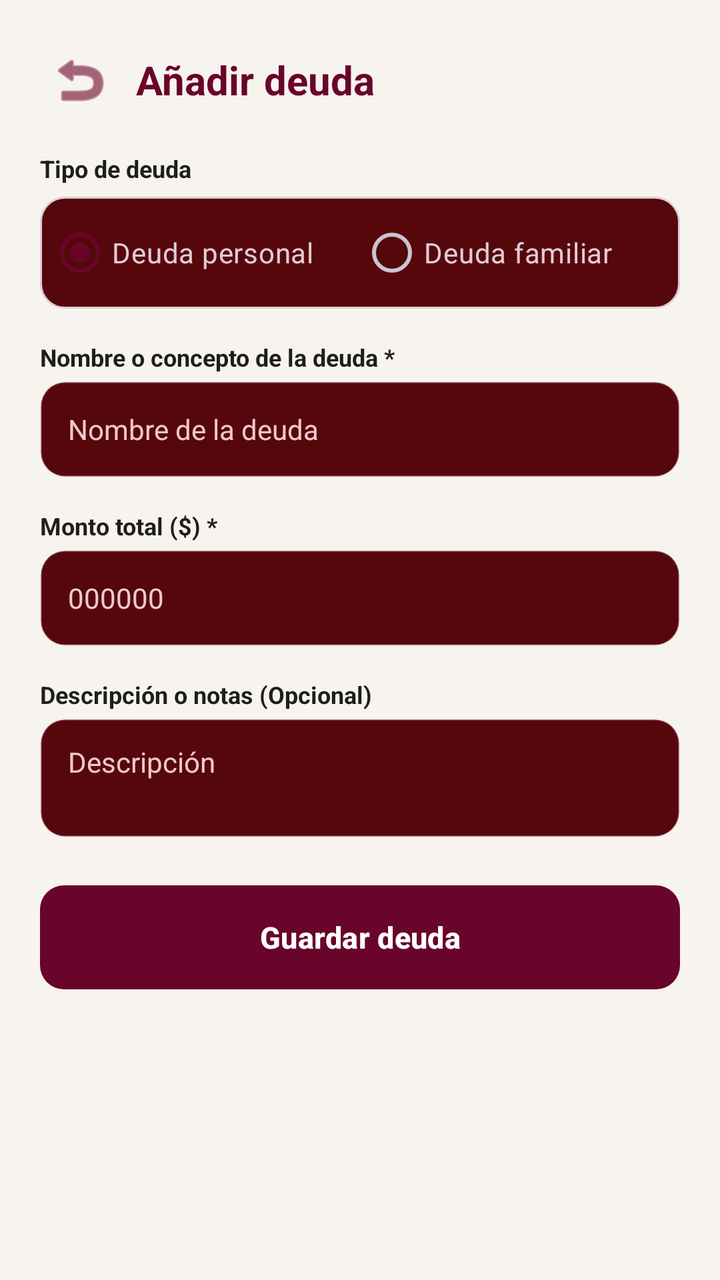
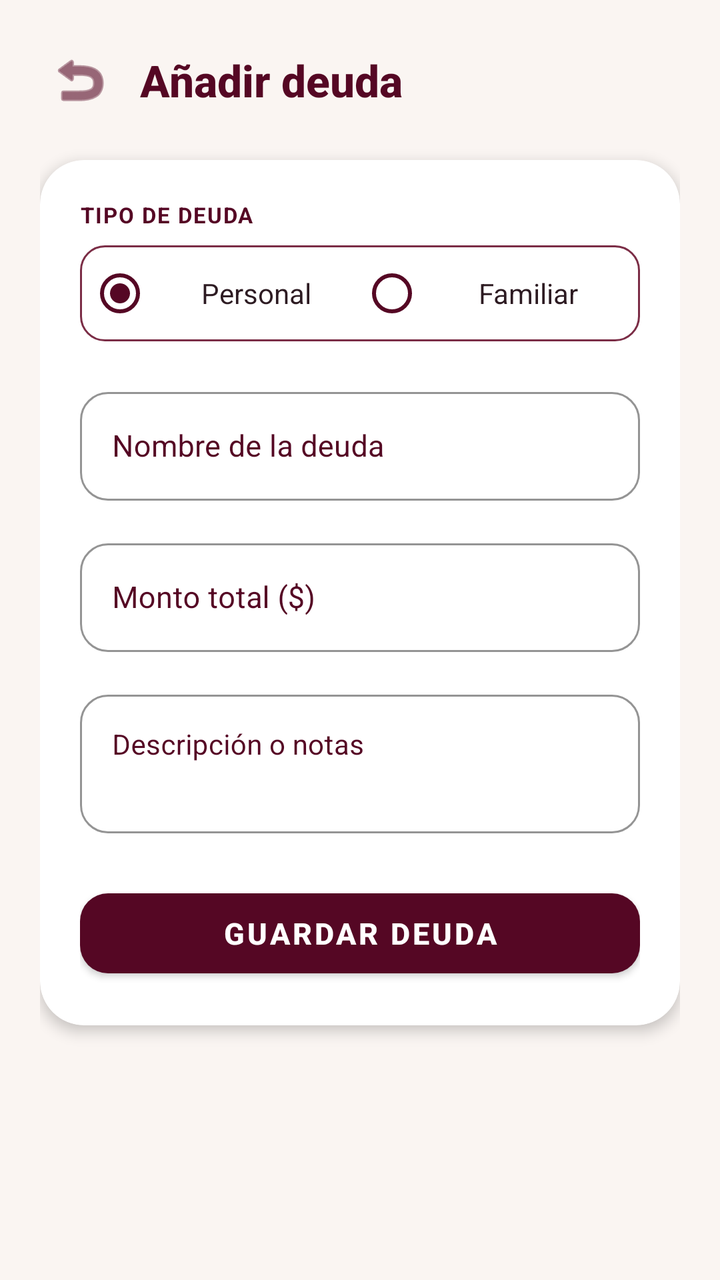

The first picture is an Android layout as it rendered before a commit; the second is the same layout after the commit. The layout source and the unified diff follow.
<!-- AndroidManifest.xml: application theme Theme.Freyr -->
<!-- res/layout/activity_add_debt.xml -->
<?xml version="1.0" encoding="utf-8"?>
<ScrollView xmlns:android="http://schemas.android.com/apk/res/android"
    xmlns:app="http://schemas.android.com/apk/res-auto"
    android:layout_width="match_parent"
    android:layout_height="match_parent"
    android:fillViewport="true"
    android:background="@color/freyr_background">

    <LinearLayout
        android:layout_width="match_parent"
        android:layout_height="wrap_content"
        android:orientation="vertical"
        android:padding="20dp">

        
        <LinearLayout
            android:layout_width="match_parent"
            android:layout_height="wrap_content"
            android:orientation="horizontal"
            android:gravity="center_vertical"
            android:layout_marginBottom="16dp">

            <ImageButton
                android:id="@+id/btn_atras"
                android:layout_width="40dp"
                android:layout_height="40dp"
                android:background="?attr/selectableItemBackgroundBorderless"
                android:src="@android:drawable/ic_menu_revert"
                android:contentDescription="@string/btn_back"
                app:tint="@color/freyr_primary" />

            <TextView
                android:layout_width="wrap_content"
                android:layout_height="wrap_content"
                android:text="@string/title_add_debt"
                android:textColor="@color/freyr_primary"
                android:textSize="20sp"
                android:textStyle="bold"
                android:layout_marginStart="8dp" />
        </LinearLayout>

        
        <TextView
            android:id="@+id/tx_error"
            android:layout_width="match_parent"
            android:layout_height="wrap_content"
            android:textColor="#D32F2F"
            android:textSize="12sp"
            android:visibility="gone"
            android:layout_marginBottom="12dp" />

        
        <TextView
            android:layout_width="wrap_content"
            android:layout_height="wrap_content"
            android:layout_marginBottom="6dp"
            android:text="Tipo de deuda"
            android:textColor="@color/freyr_card_bg"
            android:textSize="12sp"
            android:textStyle="bold" />

        <RadioGroup
            android:id="@+id/rg_tipo_deuda"
            android:layout_width="match_parent"
            android:layout_height="wrap_content"
            android:orientation="horizontal"
            android:background="@drawable/bg_button_secondary"
            android:padding="4dp"
            android:layout_marginBottom="16dp">

            <RadioButton
                android:id="@+id/rb_deuda_personal"
                android:layout_width="0dp"
                android:layout_height="wrap_content"
                android:layout_weight="1"
                android:text="@string/debt_scope_personal"
                android:checked="true"
                android:textColor="@color/freyr_text_primary"
                android:buttonTint="@color/freyr_primary" />

            <RadioButton
                android:id="@+id/rb_deuda_familiar"
                android:layout_width="0dp"
                android:layout_height="wrap_content"
                android:layout_weight="1"
                android:text="@string/debt_scope_family"
                android:textColor="@color/freyr_text_primary"
                android:buttonTint="@color/freyr_primary" />
        </RadioGroup>

        
        <TextView
            android:layout_width="wrap_content"
            android:layout_height="wrap_content"
            android:layout_marginBottom="4dp"
            android:text="@string/label_debt_name"
            android:textColor="@color/freyr_card_bg"
            android:textSize="12sp"
            android:textStyle="bold" />

        <EditText
            android:id="@+id/et_nombre_deuda"
            android:layout_width="match_parent"
            android:layout_height="48dp"
            android:background="@drawable/bg_edit_text"
            android:hint="Nombre de la deuda"
            android:inputType="textCapSentences"
            android:maxLines="1"
            android:focusable="true"
            android:focusableInTouchMode="true"
            android:clickable="true"
            android:cursorVisible="true"
            android:importantForAutofill="no"
            android:textColor="@color/freyr_text_primary"
            android:textSize="14sp"
            android:layout_marginBottom="16dp" />

        
        <TextView
            android:layout_width="wrap_content"
            android:layout_height="wrap_content"
            android:layout_marginBottom="4dp"
            android:text="@string/label_debt_amount"
            android:textColor="@color/freyr_card_bg"
            android:textSize="12sp"
            android:textStyle="bold" />

        <EditText
            android:id="@+id/et_monto"
            android:layout_width="match_parent"
            android:layout_height="48dp"
            android:background="@drawable/bg_edit_text"
            android:hint="000000"
            android:inputType="numberDecimal"
            android:maxLines="1"
            android:focusable="true"
            android:focusableInTouchMode="true"
            android:clickable="true"
            android:cursorVisible="true"
            android:importantForAutofill="no"
            android:textColor="@color/freyr_text_primary"
            android:textSize="14sp"
            android:layout_marginBottom="16dp" />

        
        <LinearLayout
            android:id="@+id/layout_family_options"
            android:layout_width="match_parent"
            android:layout_height="wrap_content"
            android:orientation="vertical"
            android:background="@drawable/bg_card_rounded"
            android:padding="16dp"
            android:visibility="gone"
            android:layout_marginBottom="16dp">

            <TextView
                android:layout_width="wrap_content"
                android:layout_height="wrap_content"
                android:text="@string/label_debt_group"
                android:textColor="@color/freyr_text_secondary"
                android:textSize="12sp"
                android:textStyle="bold"
                android:layout_marginBottom="4dp" />

            <Spinner
                android:id="@+id/spinner_family_group"
                android:layout_width="match_parent"
                android:layout_height="44dp"
                android:background="@drawable/bg_edit_text"
                android:layout_marginBottom="12dp" />

            <TextView
                android:layout_width="wrap_content"
                android:layout_height="wrap_content"
                android:text="@string/label_assigned_member"
                android:textColor="@color/freyr_text_secondary"
                android:textSize="12sp"
                android:textStyle="bold"
                android:layout_marginBottom="4dp" />

            <Spinner
                android:id="@+id/spinner_assigned_member"
                android:layout_width="match_parent"
                android:layout_height="44dp"
                android:background="@drawable/bg_edit_text" />
        </LinearLayout>

        
        <TextView
            android:layout_width="wrap_content"
            android:layout_height="wrap_content"
            android:layout_marginBottom="4dp"
            android:text="@string/label_debt_description"
            android:textColor="@color/freyr_card_bg"
            android:textSize="12sp"
            android:textStyle="bold" />

        <EditText
            android:id="@+id/et_descripcion"
            android:layout_width="match_parent"
            android:layout_height="wrap_content"
            android:minLines="2"
            android:maxLines="4"
            android:gravity="top|start"
            android:background="@drawable/bg_edit_text"
            android:hint="Descripción"
            android:inputType="textMultiLine"
            android:focusable="true"
            android:focusableInTouchMode="true"
            android:clickable="true"
            android:cursorVisible="true"
            android:importantForAutofill="no"
            android:textColor="@color/freyr_text_primary"
            android:textSize="14sp"
            android:layout_marginBottom="24dp" />

        
        <Button
            android:id="@+id/btn_guardar_deuda"
            android:layout_width="match_parent"
            android:layout_height="52dp"
            android:background="@drawable/bg_button_primary"
            android:text="@string/btn_save_debt"
            android:textColor="#FFFFFF"
            android:textSize="15sp"
            android:textStyle="bold"
            app:backgroundTint="@null" />

    </LinearLayout>
</ScrollView>
<!-- resources referenced by this layout -->
<resources>
  <color name="freyr_background">#F7F3EF</color>
  <color name="freyr_card_bg">#1E1E1E</color>
  <color name="freyr_primary">#69042A</color>
  <color name="freyr_text_primary">#E1CCD4</color>
  <color name="freyr_text_secondary">#F6F5CFD4</color>
  <!-- drawable bg_button_primary (drawable) -->
  <?xml version="1.0" encoding="utf-8"?>
  <ripple xmlns:android="http://schemas.android.com/apk/res/android"
      android:color="#33FFFFFF">
      <item>
          <shape android:shape="rectangle">
              <corners android:radius="12dp" />
              <solid android:color="@color/freyr_primary" />
          </shape>
      </item>
  </ripple>
  <!-- drawable bg_button_secondary (drawable) -->
  <?xml version="1.0" encoding="utf-8"?>
  <ripple xmlns:android="http://schemas.android.com/apk/res/android"
      android:color="#33E1CCD4">
      <item>
          <shape android:shape="rectangle">
              <corners android:radius="12dp" />
              <solid android:color="@color/freyr_surface" />
              <stroke android:width="1dp" android:color="@color/freyr_secondary" />
          </shape>
      </item>
  </ripple>
  <!-- drawable bg_card_rounded (drawable) -->
  <?xml version="1.0" encoding="utf-8"?>
  <shape xmlns:android="http://schemas.android.com/apk/res/android"
      android:shape="rectangle">
      <corners android:radius="16dp" />
      <solid android:color="@color/freyr_surface" />
      <stroke android:width="1dp" android:color="@color/freyr_border" />
  </shape>
  <string name="btn_back">Volver</string>
  <string name="btn_save_debt">Guardar deuda</string>
  <string name="debt_scope_family">Deuda familiar</string>
  <string name="debt_scope_personal">Deuda personal</string>
  <string name="label_assigned_member">Persona asignada</string>
  <string name="label_debt_amount">Monto total ($) *</string>
  <string name="label_debt_description">Descripción o notas (Opcional)</string>
  <string name="label_debt_group">Grupo familiar</string>
  <string name="label_debt_name">Nombre o concepto de la deuda *</string>
  <string name="title_add_debt">Añadir deuda</string>
  <style name="Theme.Freyr" parent="Theme.Material3.Dark.NoActionBar">
  
          
          <item name="colorPrimary">@color/freyr_primary</item>
          <item name="colorPrimaryDark">@color/freyr_primary_dark</item>
          <item name="colorSecondary">@color/freyr_secondary</item>
          <item name="colorOnPrimary">#FFFFFF</item>
          <item name="colorOnSecondary">@color/freyr_primary</item>
  
          
          <item name="android:colorBackground">@color/freyr_background</item>
          <item name="colorSurface">@color/freyr_surface</item>
          <item name="colorOnSurface">@color/freyr_text_primary</item>
  
          
          <item name="android:statusBarColor">@color/freyr_background</item>
          <item name="android:windowLightStatusBar">false</item>
          <item name="android:navigationBarColor">@color/freyr_background</item>
          <item name="android:windowLightNavigationBar">false</item>
  
          
          <item name="android:textColor">@color/freyr_text_primary</item>
          <item name="android:textColorHint">@color/freyr_text_secondary</item>
          <item name="colorControlNormal">@color/freyr_secondary</item>
          <item name="colorControlActivated">@color/freyr_primary</item>
  
      </style>
  <color name="freyr_surface">#56070C</color>
  <color name="freyr_secondary">#E1CCD4</color>
  <color name="freyr_border">#33E1CCD4</color>
  <color name="freyr_primary_dark">#4A031E</color>
  <!-- unchanged entries left out for length: 1 -->
</resources>

<!-- the commit's change to res/layout/activity_add_debt.xml (unified diff, before → after) -->
@@ -18,7 +18,7 @@
             android:layout_height="wrap_content"
             android:orientation="horizontal"
             android:gravity="center_vertical"
-            android:layout_marginBottom="16dp">
+            android:layout_marginBottom="20dp">
 
             <ImageButton
                 android:id="@+id/btn_atras"
@@ -26,17 +26,18 @@
                 android:layout_height="40dp"
                 android:background="?attr/selectableItemBackgroundBorderless"
                 android:src="@android:drawable/ic_menu_revert"
-                android:contentDescription="@string/btn_back"
+                android:contentDescription="Volver"
                 app:tint="@color/freyr_primary" />
 
             <TextView
                 android:layout_width="wrap_content"
                 android:layout_height="wrap_content"
-                android:text="@string/title_add_debt"
+                android:text="Añadir deuda"
                 android:textColor="@color/freyr_primary"
-                android:textSize="20sp"
+                android:textSize="22sp"
                 android:textStyle="bold"
-                android:layout_marginStart="8dp" />
+                android:fontFamily="sans-serif-medium"
+                android:layout_marginStart="10dp" />
         </LinearLayout>
 
         
@@ -50,181 +51,200 @@
             android:layout_marginBottom="12dp" />
 
         
-        <TextView
-            android:layout_width="wrap_content"
-            android:layout_height="wrap_content"
-            android:layout_marginBottom="6dp"
-            android:text="Tipo de deuda"
-            android:textColor="@color/freyr_card_bg"
-            android:textSize="12sp"
-            android:textStyle="bold" />
-
-        <RadioGroup
-            android:id="@+id/rg_tipo_deuda"
+        <com.google.android.material.card.MaterialCardView
             android:layout_width="match_parent"
             android:layout_height="wrap_content"
-            android:orientation="horizontal"
-            android:background="@drawable/bg_button_secondary"
-            android:padding="4dp"
-            android:layout_marginBottom="16dp">
-
-            <RadioButton
-                android:id="@+id/rb_deuda_personal"
-                android:layout_width="0dp"
+            app:cardCornerRadius="22dp"
+            app:cardElevation="4dp"
+            app:cardBackgroundColor="#FFFFFF"
+            app:strokeWidth="0dp">
+
+            <LinearLayout
+                android:layout_width="match_parent"
                 android:layout_height="wrap_content"
-                android:layout_weight="1"
-                android:text="@string/debt_scope_personal"
-                android:checked="true"
-                android:textColor="@color/freyr_text_primary"
-                android:buttonTint="@color/freyr_primary" />
-
-            <RadioButton
-                android:id="@+id/rb_deuda_familiar"
-                android:layout_width="0dp"
-                android:layout_height="wrap_content"
-                android:layout_weight="1"
-                android:text="@string/debt_scope_family"
-                android:textColor="@color/freyr_text_primary"
-                android:buttonTint="@color/freyr_primary" />
-        </RadioGroup>
-
-        
-        <TextView
-            android:layout_width="wrap_content"
-            android:layout_height="wrap_content"
-            android:layout_marginBottom="4dp"
-            android:text="@string/label_debt_name"
-            android:textColor="@color/freyr_card_bg"
-            android:textSize="12sp"
-            android:textStyle="bold" />
-
-        <EditText
-            android:id="@+id/et_nombre_deuda"
-            android:layout_width="match_parent"
-            android:layout_height="48dp"
-            android:background="@drawable/bg_edit_text"
-            android:hint="Nombre de la deuda"
-            android:inputType="textCapSentences"
-            android:maxLines="1"
-            android:focusable="true"
-            android:focusableInTouchMode="true"
-            android:clickable="true"
-            android:cursorVisible="true"
-            android:importantForAutofill="no"
-            android:textColor="@color/freyr_text_primary"
-            android:textSize="14sp"
-            android:layout_marginBottom="16dp" />
-
-        
-        <TextView
-            android:layout_width="wrap_content"
-            android:layout_height="wrap_content"
-            android:layout_marginBottom="4dp"
-            android:text="@string/label_debt_amount"
-            android:textColor="@color/freyr_card_bg"
-            android:textSize="12sp"
-            android:textStyle="bold" />
-
-        <EditText
-            android:id="@+id/et_monto"
-            android:layout_width="match_parent"
-            android:layout_height="48dp"
-            android:background="@drawable/bg_edit_text"
-            android:hint="000000"
-            android:inputType="numberDecimal"
-            android:maxLines="1"
-            android:focusable="true"
-            android:focusableInTouchMode="true"
-            android:clickable="true"
-            android:cursorVisible="true"
-            android:importantForAutofill="no"
-            android:textColor="@color/freyr_text_primary"
-            android:textSize="14sp"
-            android:layout_marginBottom="16dp" />
-
-        
-        <LinearLayout
-            android:id="@+id/layout_family_options"
-            android:layout_width="match_parent"
-            android:layout_height="wrap_content"
-            android:orientation="vertical"
-            android:background="@drawable/bg_card_rounded"
-            android:padding="16dp"
-            android:visibility="gone"
-            android:layout_marginBottom="16dp">
-
-            <TextView
-                android:layout_width="wrap_content"
-                android:layout_height="wrap_content"
-                android:text="@string/label_debt_group"
-                android:textColor="@color/freyr_text_secondary"
-                android:textSize="12sp"
-                android:textStyle="bold"
-                android:layout_marginBottom="4dp" />
-
-            <Spinner
-                android:id="@+id/spinner_family_group"
-                android:layout_width="match_parent"
-                android:layout_height="44dp"
-                android:background="@drawable/bg_edit_text"
-                android:layout_marginBottom="12dp" />
-
-            <TextView
-                android:layout_width="wrap_content"
-                android:layout_height="wrap_content"
-                android:text="@string/label_assigned_member"
-                android:textColor="@color/freyr_text_secondary"
-                android:textSize="12sp"
-                android:textStyle="bold"
-                android:layout_marginBottom="4dp" />
-
-            <Spinner
-                android:id="@+id/spinner_assigned_member"
-                android:layout_width="match_parent"
-                android:layout_height="44dp"
-                android:background="@drawable/bg_edit_text" />
-        </LinearLayout>
-
-        
-        <TextView
-            android:layout_width="wrap_content"
-            android:layout_height="wrap_content"
-            android:layout_marginBottom="4dp"
-            android:text="@string/label_debt_description"
-            android:textColor="@color/freyr_card_bg"
-            android:textSize="12sp"
-            android:textStyle="bold" />
-
-        <EditText
-            android:id="@+id/et_descripcion"
-            android:layout_width="match_parent"
-            android:layout_height="wrap_content"
-            android:minLines="2"
-            android:maxLines="4"
-            android:gravity="top|start"
-            android:background="@drawable/bg_edit_text"
-            android:hint="Descripción"
-            android:inputType="textMultiLine"
-            android:focusable="true"
-            android:focusableInTouchMode="true"
-            android:clickable="true"
-            android:cursorVisible="true"
-            android:importantForAutofill="no"
-            android:textColor="@color/freyr_text_primary"
-            android:textSize="14sp"
-            android:layout_marginBottom="24dp" />
-
-        
-        <Button
-            android:id="@+id/btn_guardar_deuda"
-            android:layout_width="match_parent"
-            android:layout_height="52dp"
-            android:background="@drawable/bg_button_primary"
-            android:text="@string/btn_save_debt"
-            android:textColor="#FFFFFF"
-            android:textSize="15sp"
-            android:textStyle="bold"
-            app:backgroundTint="@null" />
+                android:orientation="vertical"
+                android:padding="20dp">
+
+                
+                <TextView
+                    android:layout_width="wrap_content"
+                    android:layout_height="wrap_content"
+                    android:text="TIPO DE DEUDA"
+                    android:textColor="@color/freyr_primary"
+                    android:textSize="11sp"
+                    android:textStyle="bold"
+                    android:letterSpacing="0.06"
+                    android:layout_marginBottom="8dp" />
+
+                <RadioGroup
+                    android:id="@+id/rg_tipo_deuda"
+                    android:layout_width="match_parent"
+                    android:layout_height="48dp"
+                    android:orientation="horizontal"
+                    android:background="@drawable/bg_button_secondary"
+                    android:padding="4dp"
+                    android:layout_marginBottom="20dp">
+
+                    <RadioButton
+                        android:id="@+id/rb_deuda_personal"
+                        android:layout_width="0dp"
+                        android:layout_height="match_parent"
+                        android:layout_weight="1"
+                        android:text="Personal"
+                        android:checked="true"
+                        android:gravity="center"
+                        android:textColor="@color/freyr_text_primary"
+                        android:buttonTint="@color/freyr_primary" />
+
+                    <RadioButton
+                        android:id="@+id/rb_deuda_familiar"
+                        android:layout_width="0dp"
+                        android:layout_height="match_parent"
+                        android:layout_weight="1"
+                        android:text="Familiar"
+                        android:gravity="center"
+                        android:textColor="@color/freyr_text_primary"
+                        android:buttonTint="@color/freyr_primary" />
+                </RadioGroup>
+
+                
+                <com.google.android.material.textfield.TextInputLayout
+                    style="@style/Widget.MaterialComponents.TextInputLayout.OutlinedBox"
+                    android:layout_width="match_parent"
+                    android:layout_height="wrap_content"
+                    android:hint="Nombre de la deuda"
+                    android:textColorHint="@color/freyr_primary"
+                    app:hintTextColor="@color/freyr_primary"
+                    app:boxStrokeColor="@color/freyr_primary"
+                    app:boxStrokeWidthFocused="2dp"
+                    app:boxCornerRadiusTopStart="14dp"
+                    app:boxCornerRadiusTopEnd="14dp"
+                    app:boxCornerRadiusBottomStart="14dp"
+                    app:boxCornerRadiusBottomEnd="14dp"
+                    android:layout_marginBottom="16dp">
+
+                    <com.google.android.material.textfield.TextInputEditText
+                        android:id="@+id/et_nombre_deuda"
+                        android:layout_width="match_parent"
+                        android:layout_height="wrap_content"
+                        android:inputType="textCapSentences"
+                        android:maxLines="1"
+                        android:textColor="@color/freyr_text_primary"
+                        android:textSize="15sp" />
+                </com.google.android.material.textfield.TextInputLayout>
+
+                
+                <com.google.android.material.textfield.TextInputLayout
+                    style="@style/Widget.MaterialComponents.TextInputLayout.OutlinedBox"
+                    android:layout_width="match_parent"
+                    android:layout_height="wrap_content"
+                    android:hint="Monto total ($)"
+                    android:textColorHint="@color/freyr_primary"
+                    app:hintTextColor="@color/freyr_primary"
+                    app:boxStrokeColor="@color/freyr_primary"
+                    app:boxStrokeWidthFocused="2dp"
+                    app:boxCornerRadiusTopStart="14dp"
+                    app:boxCornerRadiusTopEnd="14dp"
+                    app:boxCornerRadiusBottomStart="14dp"
+                    app:boxCornerRadiusBottomEnd="14dp"
+                    android:layout_marginBottom="16dp">
+
+                    <com.google.android.material.textfield.TextInputEditText
+                        android:id="@+id/et_monto"
+                        android:layout_width="match_parent"
+                        android:layout_height="wrap_content"
+                        android:inputType="numberDecimal"
+                        android:maxLines="1"
+                        android:textColor="@color/freyr_text_primary"
+                        android:textSize="15sp" />
+                </com.google.android.material.textfield.TextInputLayout>
+
+                
+                <LinearLayout
+                    android:id="@+id/layout_family_options"
+                    android:layout_width="match_parent"
+                    android:layout_height="wrap_content"
+                    android:orientation="vertical"
+                    android:background="@drawable/bg_button_secondary"
+                    android:padding="14dp"
+                    android:visibility="gone"
+                    android:layout_marginBottom="16dp">
+
+                    <TextView
+                        android:layout_width="wrap_content"
+                        android:layout_height="wrap_content"
+                        android:text="Grupo familiar"
+                        android:textColor="@color/freyr_primary"
+                        android:textSize="11sp"
+                        android:textStyle="bold"
+                        android:layout_marginBottom="4dp" />
+
+                    <Spinner
+                        android:id="@+id/spinner_family_group"
+                        android:layout_width="match_parent"
+                        android:layout_height="44dp"
+                        android:background="@drawable/bg_edit_text"
+                        android:layout_marginBottom="12dp" />
+
+                    <TextView
+                        android:layout_width="wrap_content"
+                        android:layout_height="wrap_content"
+                        android:text="Miembro asignado"
+                        android:textColor="@color/freyr_primary"
+                        android:textSize="11sp"
+                        android:textStyle="bold"
+                        android:layout_marginBottom="4dp" />
+
+                    <Spinner
+                        android:id="@+id/spinner_assigned_member"
+                        android:layout_width="match_parent"
+                        android:layout_height="44dp"
+                        android:background="@drawable/bg_edit_text" />
+                </LinearLayout>
+
+                
+                <com.google.android.material.textfield.TextInputLayout
+                    style="@style/Widget.MaterialComponents.TextInputLayout.OutlinedBox"
+                    android:layout_width="match_parent"
+                    android:layout_height="wrap_content"
+                    android:hint="Descripción o notas"
+                    android:textColorHint="@color/freyr_primary"
+                    app:hintTextColor="@color/freyr_primary"
+                    app:boxStrokeColor="@color/freyr_primary"
+                    app:boxStrokeWidthFocused="2dp"
+                    app:boxCornerRadiusTopStart="14dp"
+                    app:boxCornerRadiusTopEnd="14dp"
+                    app:boxCornerRadiusBottomStart="14dp"
+                    app:boxCornerRadiusBottomEnd="14dp"
+                    android:layout_marginBottom="24dp">
+
+                    <com.google.android.material.textfield.TextInputEditText
+                        android:id="@+id/et_descripcion"
+                        android:layout_width="match_parent"
+                        android:layout_height="wrap_content"
+                        android:minLines="2"
+                        android:maxLines="4"
+                        android:gravity="top|start"
+                        android:inputType="textMultiLine"
+                        android:textColor="@color/freyr_text_primary"
+                        android:textSize="14sp" />
+                </com.google.android.material.textfield.TextInputLayout>
+
+                
+                <com.google.android.material.button.MaterialButton
+                    android:id="@+id/btn_guardar_deuda"
+                    android:layout_width="match_parent"
+                    android:layout_height="52dp"
+                    android:text="Guardar deuda"
+                    android:textColor="#FFFFFF"
+                    android:textSize="15sp"
+                    android:textStyle="bold"
+                    app:cornerRadius="14dp"
+                    app:backgroundTint="@color/freyr_primary"
+                    android:elevation="2dp" />
+
+            </LinearLayout>
+        </com.google.android.material.card.MaterialCardView>
 
     </LinearLayout>
 </ScrollView>
<!-- resource entries referenced after the edit -->
@@ -1,21 +1,8 @@
 <!-- resources referenced by this layout -->
 <resources>
-  <color name="freyr_background">#F7F3EF</color>
-  <color name="freyr_card_bg">#1E1E1E</color>
-  <color name="freyr_primary">#69042A</color>
-  <color name="freyr_text_primary">#E1CCD4</color>
-  <color name="freyr_text_secondary">#F6F5CFD4</color>
-  <!-- drawable bg_button_primary (drawable) -->
-  <?xml version="1.0" encoding="utf-8"?>
-  <ripple xmlns:android="http://schemas.android.com/apk/res/android"
-      android:color="#33FFFFFF">
-      <item>
-          <shape android:shape="rectangle">
-              <corners android:radius="12dp" />
-              <solid android:color="@color/freyr_primary" />
-          </shape>
-      </item>
-  </ripple>
+  <color name="freyr_background">#FAF5F2</color>
+  <color name="freyr_primary">#550724</color>
+  <color name="freyr_text_primary">#2D1B22</color>
   <!-- drawable bg_button_secondary (drawable) -->
   <?xml version="1.0" encoding="utf-8"?>
   <ripple xmlns:android="http://schemas.android.com/apk/res/android"
@@ -28,55 +15,22 @@
           </shape>
       </item>
   </ripple>
-  <!-- drawable bg_card_rounded (drawable) -->
-  <?xml version="1.0" encoding="utf-8"?>
-  <shape xmlns:android="http://schemas.android.com/apk/res/android"
-      android:shape="rectangle">
-      <corners android:radius="16dp" />
-      <solid android:color="@color/freyr_surface" />
-      <stroke android:width="1dp" android:color="@color/freyr_border" />
-  </shape>
-  <string name="btn_back">Volver</string>
-  <string name="btn_save_debt">Guardar deuda</string>
-  <string name="debt_scope_family">Deuda familiar</string>
-  <string name="debt_scope_personal">Deuda personal</string>
-  <string name="label_assigned_member">Persona asignada</string>
-  <string name="label_debt_amount">Monto total ($) *</string>
-  <string name="label_debt_description">Descripción o notas (Opcional)</string>
-  <string name="label_debt_group">Grupo familiar</string>
-  <string name="label_debt_name">Nombre o concepto de la deuda *</string>
-  <string name="title_add_debt">Añadir deuda</string>
-  <style name="Theme.Freyr" parent="Theme.Material3.Dark.NoActionBar">
+  <style name="Theme.Freyr" parent="Theme.MaterialComponents.DayNight.NoActionBar">
+          
+          <item name="android:statusBarColor">#550724</item>
   
           
-          <item name="colorPrimary">@color/freyr_primary</item>
-          <item name="colorPrimaryDark">@color/freyr_primary_dark</item>
-          <item name="colorSecondary">@color/freyr_secondary</item>
-          <item name="colorOnPrimary">#FFFFFF</item>
-          <item name="colorOnSecondary">@color/freyr_primary</item>
+          <item name="android:windowLightStatusBar">false</item>
   
           
-          <item name="android:colorBackground">@color/freyr_background</item>
-          <item name="colorSurface">@color/freyr_surface</item>
-          <item name="colorOnSurface">@color/freyr_text_primary</item>
-  
-          
-          <item name="android:statusBarColor">@color/freyr_background</item>
-          <item name="android:windowLightStatusBar">false</item>
-          <item name="android:navigationBarColor">@color/freyr_background</item>
-          <item name="android:windowLightNavigationBar">false</item>
-  
-          
-          <item name="android:textColor">@color/freyr_text_primary</item>
-          <item name="android:textColorHint">@color/freyr_text_secondary</item>
-          <item name="colorControlNormal">@color/freyr_secondary</item>
-          <item name="colorControlActivated">@color/freyr_primary</item>
-  
+          <item name="colorPrimary">#550724</item>
+          <item name="colorPrimaryVariant">#42091D</item>
+          <item name="colorOnPrimary">#FFFFFF</item>
+          <item name="android:windowBackground">#FAF5F2</item>
       </style>
-  <color name="freyr_surface">#56070C</color>
-  <color name="freyr_secondary">#E1CCD4</color>
-  <color name="freyr_border">#33E1CCD4</color>
-  <color name="freyr_primary_dark">#4A031E</color>
+  <color name="freyr_surface">#FFFFFF</color>
+  <color name="freyr_secondary">#7B2D46</color>
+  <color name="freyr_border">#E0D4D8</color>
   <!-- unchanged entries left out for length: 1 -->
 </resources>
 
